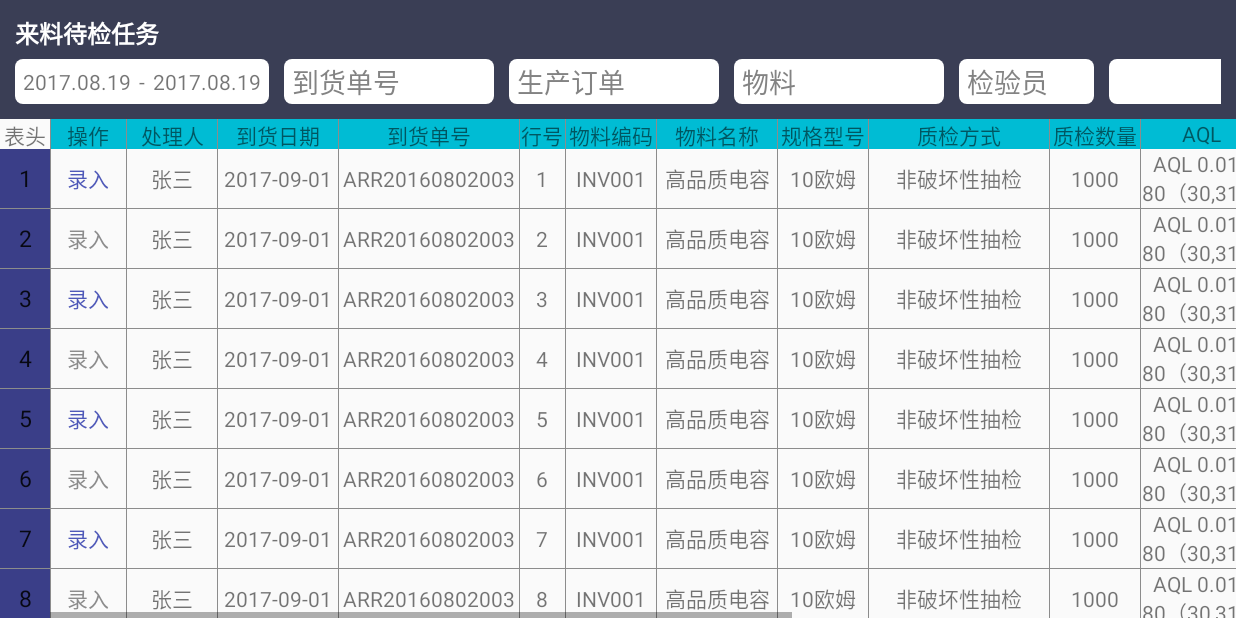
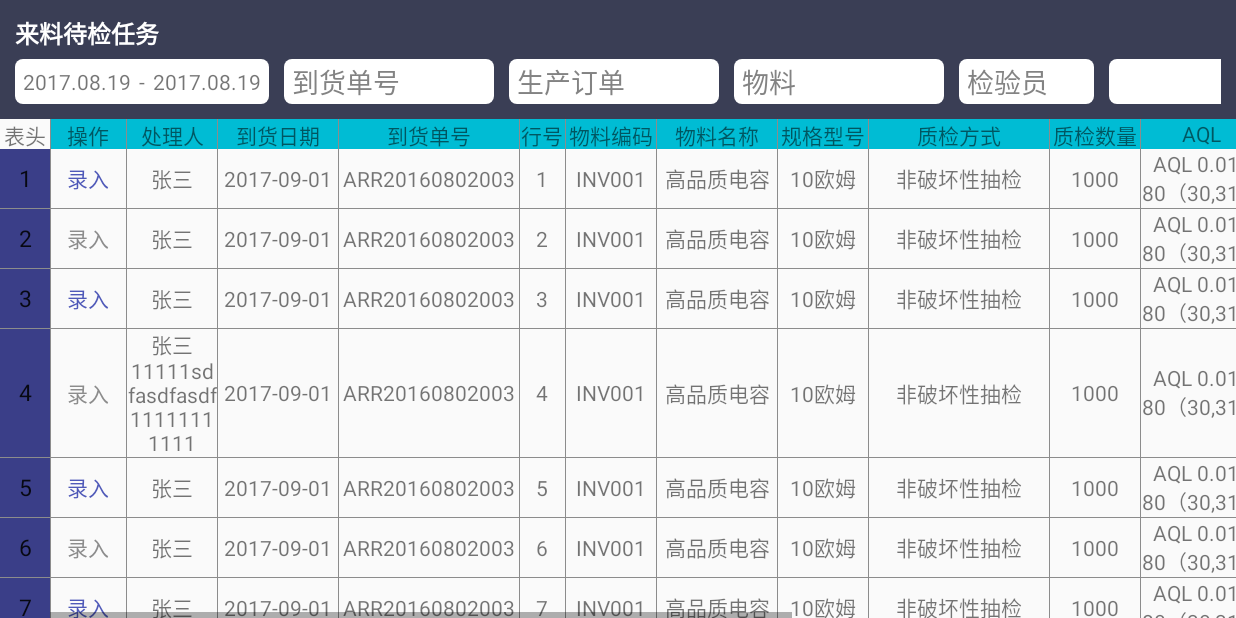
Before and after one commit to monty8800/UwinMESnew, an Android app: the TestTaskActivity screen opened directly, with no data from a screen before it, on a phone screen of 824 x 412 dp (held sideways). Run offline under Robolectric (Android 15) with nearby library versions, the phone set to English and light mode, and no system bars; our stand-ins replace ButterKnife; libraries missing offline, so code that uses them is left out: com.orhanobut.logger; network calls fail; 1 statement that could not run was skipped.

Commit message:
行号根据CotentListView中的Item动态改变

```diff
--- a/app/src/main/java/com/rlzz/uwinmes/ui/TestTaskActivity.java
+++ b/app/src/main/java/com/rlzz/uwinmes/ui/TestTaskActivity.java
@@ -74,9 +74,19 @@ public class TestTaskActivity extends BaseActivity {
         for (int i = 0; i < 100; i++) {
             TestTask task = new TestTask();
             task.isEnterEnable = (i % 2 == 0);
-            task.operator = "张三";
+            if(i==3){
+                task.operator = "张三11111sdfasdfasdf11111111111";
+            }else{
+                task.operator = "张三";
+            }
+
             task.arrivalDate = "2017-09-01";
-            task.arrivalOrderNumber = "ARR20160802003";
+            if(i==98){
+                task.arrivalOrderNumber = "ARR20160802ARR20160802003ARR20160802003ARR20160802003ARR20160802003ARR20160802003003";
+            }else{
+                task.arrivalOrderNumber = "ARR20160802003";
+            }
+
             task.lineNumber = i + 1;
             task.materialNumber = "INV001";
             task.materialName = "高品质电容";
--- a/app/src/main/java/com/rlzz/uwinmes/widget/PanelListLayout.java
+++ b/app/src/main/java/com/rlzz/uwinmes/widget/PanelListLayout.java
@@ -50,7 +50,7 @@ public class PanelListLayout extends FrameLayout {
     /*说明：这里只可设置表头高度和行号宽度是因为表头的宽度和行号高度由ContentListView中的Item来决定，由调用者在ListView的Item布局中控制*/
     private int tableHeaderHeight = 30; // 表头高度
     private int lineNumberWidth = 30; // 行号宽度
-    private int tableHeaderBackgroundColor = ContextCompat.getColor(getContext(),R.color.colorPrimary); // 表头背景颜色
+    private int tableHeaderBackgroundColor = ContextCompat.getColor(getContext(), R.color.colorPrimary); // 表头背景颜色
     private int lineNumberBackgroundColor = 0x3a3e55; // 行号背景颜色
     private int lineNumberTextColor; // 行号文本颜色
     private int lineNumberTextSize; // 行号文本大小
@@ -216,7 +216,7 @@ public class PanelListLayout extends FrameLayout {
                 llTableHeader.setBackgroundColor(tableHeaderBackgroundColor);
                 llTableHeader.getLayoutParams().height = tableHeaderHeight;
                 llTableHeader.setShowDividers(LinearLayout.SHOW_DIVIDER_MIDDLE | LinearLayout.SHOW_DIVIDER_BEGINNING);
-                llTableHeader.setDividerDrawable(ContextCompat.getDrawable(getContext(),R.drawable.row_item_divider));
+                llTableHeader.setDividerDrawable(ContextCompat.getDrawable(getContext(), R.drawable.row_item_divider));
                 tvTitle.getLayoutParams().height = llTableHeader.getLayoutParams().height;
                 LinearLayout viewGroup = (LinearLayout) childItem;
                 llTableHeader.removeAllViews();
@@ -278,6 +278,13 @@ public class PanelListLayout extends FrameLayout {
             } else {
                 view = convertView;
             }
+            View childAt = lvContent.getAdapter().getView(position, null, lvContent);
+            if (childAt != null) { // 动态测量ContentListView中Item的高度，并将行号的高度与其保持一致
+                childAt.measure(0, 0);
+                Log("item " + position + " height -> " + childAt.getMeasuredHeight());
+                view.setLayoutParams(new LinearLayout.LayoutParams(ViewGroup.LayoutParams.MATCH_PARENT, childAt.getMeasuredHeight()));
+            }
+
             view.setBackgroundColor(lineNumberBackgroundColor);
             ((TextView) view).setText(this.mLineNumbers[position]);
             ((TextView) view).setTextSize(15);
```
